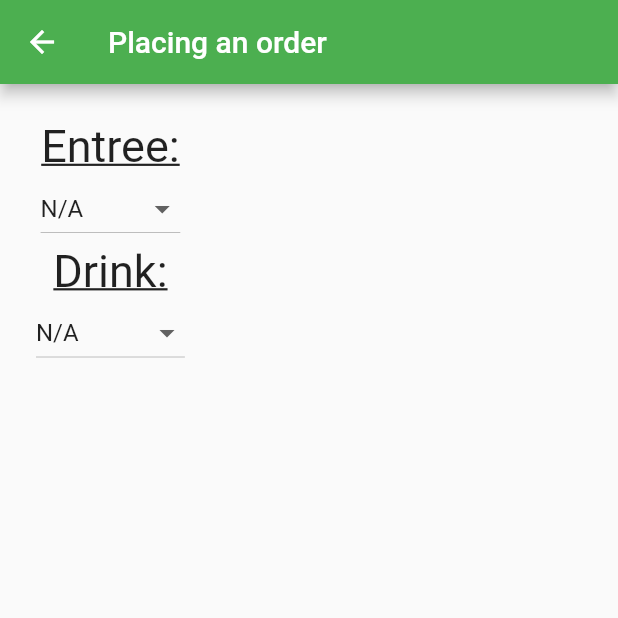
After one commit to jaredcast/TuffyOrderingApp, a Flutter app: the Order screen opened directly, on a phone screen of 412 x 824 dp, the top half of it. The commit adds this screen. Run offline on Flutter 3.47's test engine with Material 2 defaults, Android fonts, the phone set to English and light mode, and no system bars; our stand-ins replace cloud_firestore, firebase_auth; missing offline and left inert: orderapp362; accounts and stored records are empty.

```diff
--- /dev/null
+++ b/order_app_362/lib/order.dart
@@ -0,0 +1,159 @@
+import 'package:firebase_auth/firebase_auth.dart';
+import 'package:flutter/material.dart';
+import 'package:order_app_362/database.dart';
+import 'logins.dart';
+
+
+
+class Order extends StatefulWidget {
+  @override
+  _OrderState createState() => _OrderState();
+}
+
+class _OrderState extends State<Order> {
+
+  String _entree = 'N/A';
+  String _drink = 'N/A';
+  String _side = 'N/A';
+  String _notes;
+
+  @override
+  Widget build(BuildContext context) {
+    return new Scaffold(
+    appBar: new AppBar(title: Text("Placing an order")),
+    body:
+      Container(
+        alignment: Alignment.topLeft,
+        margin: EdgeInsets.all(24),
+        child:
+          Column(
+            children: <Widget>[
+            Text("Entree:", style: TextStyle(fontSize: 30, decoration: TextDecoration.underline,)),
+            buildEntree(),
+            // buildSide(),
+            Text("Drink:", style: TextStyle(fontSize: 30, decoration: TextDecoration.underline,)),
+            buildDrink()
+            ],
+          )
+      ),
+    );
+  }
+
+  Widget buildEntree()
+  {
+    return DropdownButton<String>(
+             value: _entree,
+             items: <String>['Burger', 'Pizza', 'Salad', 'Sandwich', 'N/A'].map((String entree) {
+                  return new DropdownMenuItem<String>(
+                    value: entree,
+                    child: new Text(entree),
+                  );
+                }).toList(),
+              onChanged: (String changedValue) {
+                setState(() {
+                   _entree = changedValue;
+                }
+                );
+              },
+            );
+  }
+
+  Widget buildDrink()
+  {
+    return DropdownButton<String>(
+             value: _drink,
+             items: <String>['Soda', 'Water', 'Lemonade', 'Coffee', 'Tea', 'N/A'].map((String drink) {
+                  return new DropdownMenuItem<String>(
+                    value: drink,
+                    child: new Text(drink),
+                  );
+                }).toList(),
+              onChanged: (String changedValue) {
+                setState(() {
+                   _drink = changedValue;
+                }
+                );
+              },
+            );
+  }
+
+  Widget buildSide()
+  {
+    return DropdownButton<String>(
+             value: _side,
+             items: <String>['Chips', 'Soup', 'Coleslaw', 'Fruit', 'Fries', 'Small salad', 'Mashed potatoes', 'Yogurt'].map((String side) {
+                  return new DropdownMenuItem<String>(
+                    value: side,
+                    child: new Text(side),
+                  );
+                }).toList(),
+              onChanged: (String changedValue) {
+                setState(() {
+                   _side = changedValue;
+                }
+                );
+              },
+            );
+  }
+
+  Widget buildNotes()
+  {
+    return TextFormField( //Email
+            decoration: InputDecoration(labelText: 'Notes'),
+              onSaved: (String value) //takes in a value
+              {
+                _notes = value;
+              },
+            );
+  }
+
+
+
+  // Widget buildEntree() {
+  //   return TextFormField(
+  //     decoration: InputDecoration(labelText: 'Entree'),
+  //     validator: (String value) {
+  //       if (value.isEmpty) {
+  //         return '';
+  //       }
+  //       return null;
+  //     },
+  //     onSaved: (String value) //takes in a value
+  //     {
+  //       _entree = value;
+  //     },
+  //   );
+  // }
+
+  // Widget buildSide() {
+  //   return TextFormField(
+  //     decoration: InputDecoration(labelText: 'Side'),
+  //     validator: (String value) {
+  //       if (value.isEmpty) {
+  //         return '';
+  //       }
+  //       return null;
+  //     },
+  //     onSaved: (String value) //takes in a value
+  //     {
+  //       _side = value;
+  //     },
+  //   );
+  // }
+
+  // Widget buildDrink() {
+  //   return TextFormField(
+  //     decoration: InputDecoration(labelText: 'Drink'),
+  //     validator: (String value) {
+  //       if (value.isEmpty) {
+  //         return '';
+  //       }
+  //       return null;
+  //     },
+  //     onSaved: (String value) //takes in a value
+  //     {
+  //       _drink = value;
+  //     },
+  //   );
+  // }
+}
--- a/order_app_362/pubspec.yaml
+++ b/order_app_362/pubspec.yaml
@@ -21,6 +21,8 @@ dependencies:
     sdk: flutter
   firebase_auth: ^0.16.0
   cloud_firestore: ^0.13.5
+  provider: ^4.0.5+1
+
 
   # The following adds the Cupertino Icons font to your application.
   # Use with the CupertinoIcons class for iOS style icons.
```
Also changed, not shown: order_app_362/lib/auth_notifier.dart (added, +14 -0 lines), order_app_362/lib/database.dart (+18 -13 lines), order_app_362/lib/form_screen.dart (+99 -41 lines), order_app_362/lib/home.dart (added, +138 -0 lines), order_app_362/lib/logins.dart (+27 -1 lines), order_app_362/lib/main.dart (+18 -2 lines), order_app_362/lib/profile-view.dart (added, +40 -0 lines), order_app_362/lib/profile_notifier.dart (added, +20 -0 lines), order_app_362/lib/sign_up.dart (+29 -5 lines), order_app_362/pubspec.lock, 3 other files.
